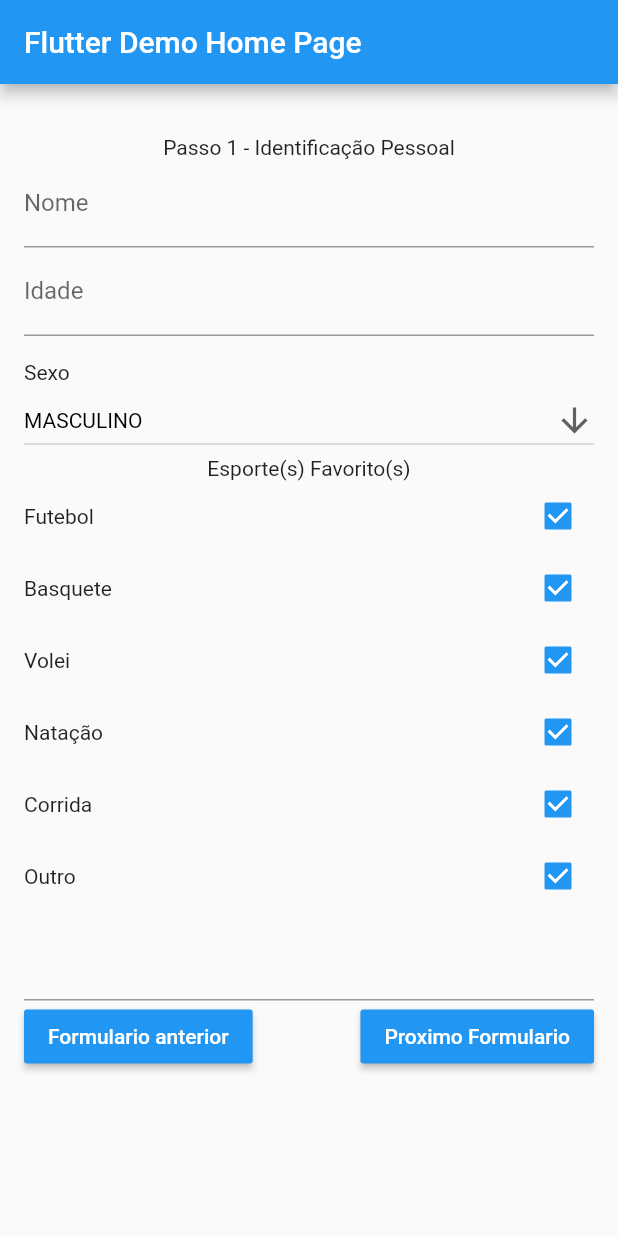
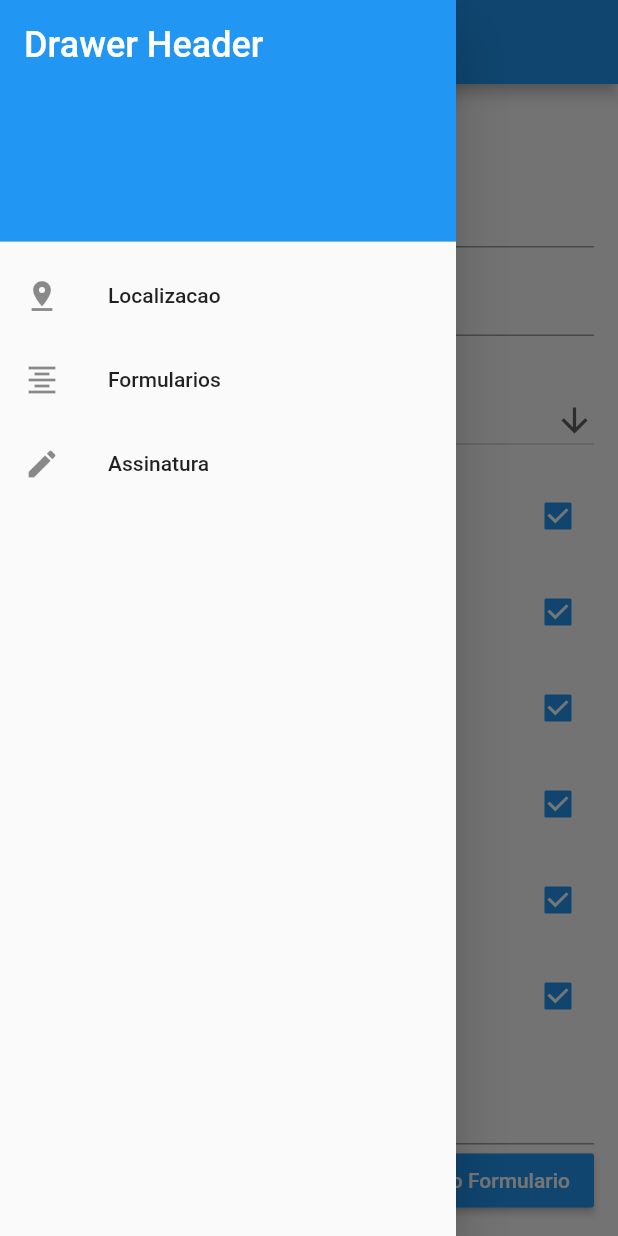
Before and after one commit to TeuryBazzo/campo-dinamico, a Flutter app: the screen it shows after launch, with the side drawer open (before the commit the screen has no drawer), on a phone screen of 412 x 824 dp. Run offline on Flutter 3.47's test engine with Material 2 defaults, Android fonts, the phone set to English and light mode, and no system bars.

Commit message:
add menu e subcampo

```diff
--- a/lib/main.dart
+++ b/lib/main.dart
@@ -2,6 +2,7 @@ import 'package:campos_dinamicos/dto/formulario.dart';
 import 'package:campos_dinamicos/widget/DropdownButtonDinamico.dart';
 import 'package:campos_dinamicos/widget/CheckboxDinamico.dart';
 import 'package:campos_dinamicos/widget/TextFieldDinamico.dart';
+import 'package:campos_dinamicos/widget/menuDrawer.dart';
 import 'package:flutter/material.dart';
 import 'dart:convert';
 import './data/data.dart';
@@ -125,6 +126,7 @@ class _MyHomePageState extends State<MyHomePage> {
         appBar: AppBar(
           title: Text(widget.title),
         ),
+        drawer: MenuDrawer(),
         body: SingleChildScrollView(
           child: Padding(
             padding: EdgeInsets.all(16.0),
--- a/lib/widget/CheckboxDinamico.dart
+++ b/lib/widget/CheckboxDinamico.dart
@@ -19,24 +19,49 @@ class _CheckboxDinamicoState extends State<CheckboxDinamico> {
 
   _CheckboxDinamicoState(this._label);
 
+  Widget _widgetsFilho = Text('');
+
   @override
   initState() {
     this.selected = this._label;
   }
 
+  Widget _carregarCampos() {
+    return _getCheckBox();
+  }
+
   @override
   Widget build(BuildContext context) {
+    return Column(
+      children: [
+        _carregarCampos(),
+        _widgetsFilho,
+      ],
+    );
+  }
+
+  _onChange(bool newValue) {
+    setState(() {
+      if (newValue) {
+        this.selected = this._label;
+        _widgetsFilho = Text("TESTE");
+      } else {
+        _widgetsFilho = Text('');
+
+        this.selected = '';
+      }
+    });
+  }
+
+  Widget _getCheckBox() {
     return Row(
       children: <Widget>[
         Expanded(child: Text(this._label)),
         Checkbox(
-          value: this.selected != '',
-          onChanged: (bool newValue) {
-            setState(() {
-              this.selected = '';
-            });
-          },
-        ),
+            value: this.selected != '',
+            onChanged: (bool newValue) {
+              _onChange(newValue);
+            }),
       ],
     );
   }
--- /dev/null
+++ b/lib/widget/menuDrawer.dart
@@ -0,0 +1,38 @@
+import 'package:flutter/material.dart';
+
+class MenuDrawer extends StatelessWidget {
+  @override
+  Widget build(BuildContext context) {
+    return Drawer(
+      child: ListView(
+        padding: EdgeInsets.zero,
+        children: const <Widget>[
+          DrawerHeader(
+            decoration: BoxDecoration(
+              color: Colors.blue,
+            ),
+            child: Text(
+              'Drawer Header',
+              style: TextStyle(
+                color: Colors.white,
+                fontSize: 24,
+              ),
+            ),
+          ),
+          ListTile(
+            leading: Icon(Icons.pin_drop),
+            title: Text('Localizacao'),
+          ),
+          ListTile(
+            leading: Icon(Icons.format_align_center),
+            title: Text('Formularios'),
+          ),
+          ListTile(
+            leading: Icon(Icons.edit),
+            title: Text('Assinatura'),
+          ),
+        ],
+      ),
+    );
+  }
+}
```
